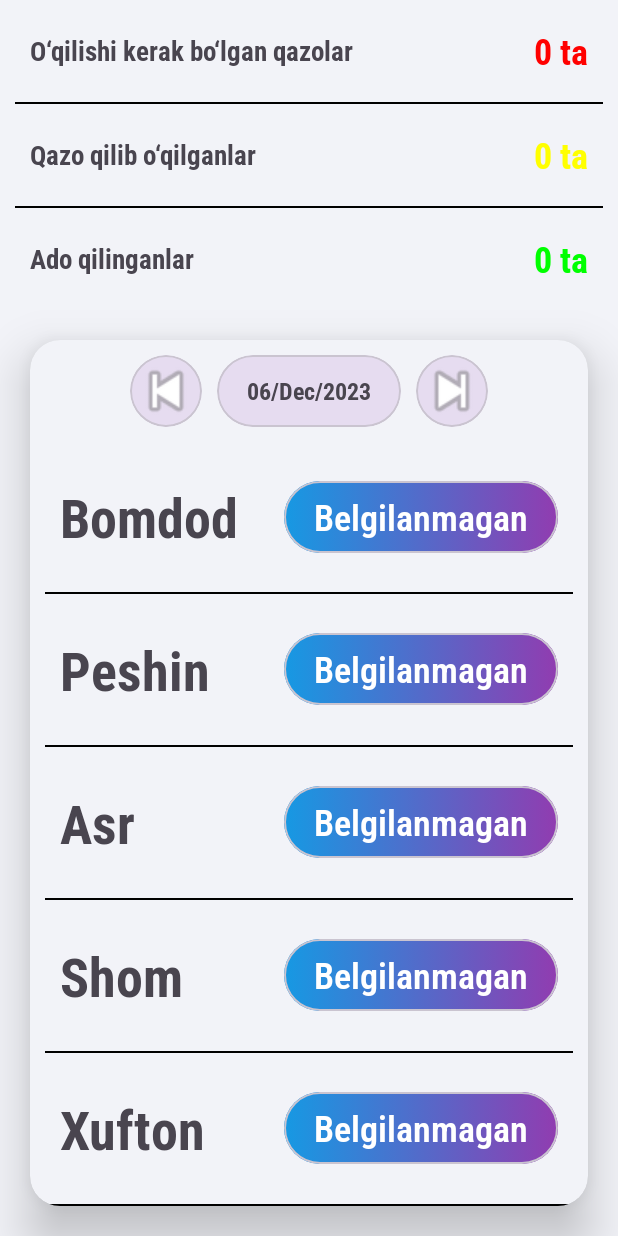
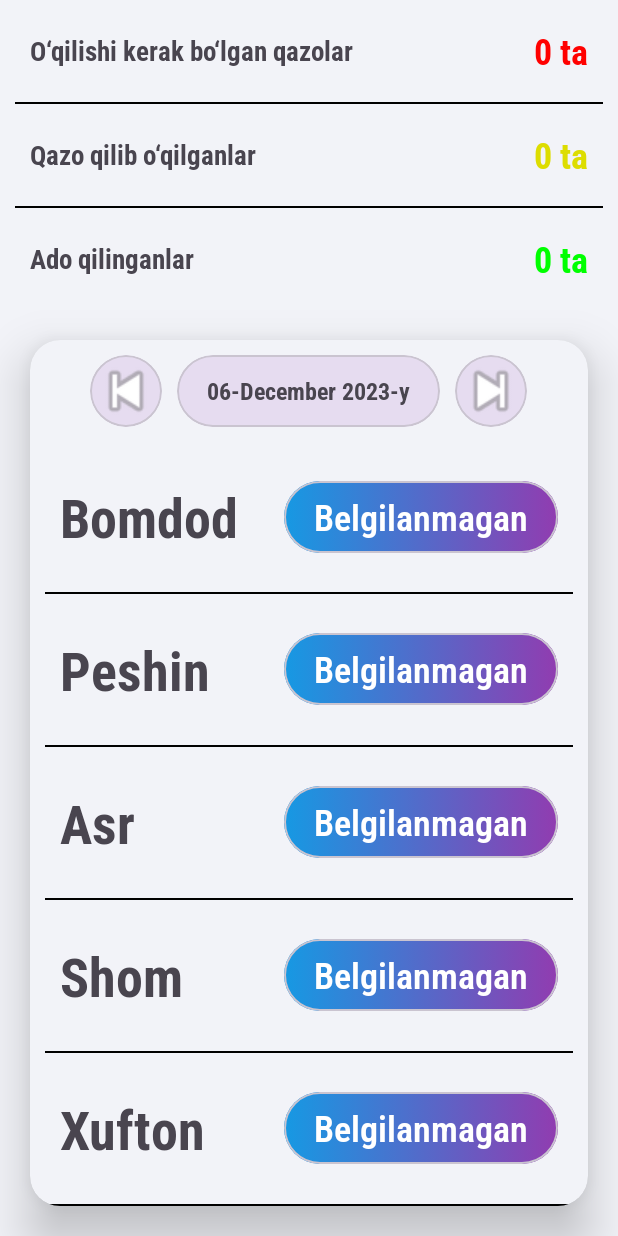
Before and after one commit to ShahzodAbdinazarov/QazoCounter, an Android app: the screen it shows after launch (MainActivity), on a phone screen of 412 x 824 dp. Run offline under Robolectric (Android 15) with nearby library versions, the phone set to English and light mode, and no system bars; our stand-ins replace paging.

Commit message:
Added app icon Changed day time

```diff
--- a/app/src/main/AndroidManifest.xml
+++ b/app/src/main/AndroidManifest.xml
@@ -6,7 +6,7 @@
         android:allowBackup="true"
         android:dataExtractionRules="@xml/data_extraction_rules"
         android:fullBackupContent="@xml/backup_rules"
-        android:icon="@mipmap/ic_launcher"
+        android:icon="@drawable/logo"
         android:label="@string/app_name"
         android:roundIcon="@mipmap/ic_launcher_round"
         android:supportsRtl="true"
--- a/app/src/main/java/org/hamroh/qazo/infra/utils/Extensions.kt
+++ b/app/src/main/java/org/hamroh/qazo/infra/utils/Extensions.kt
@@ -1,20 +1,25 @@
 package org.hamroh.qazo.infra.utils
 
 import android.annotation.SuppressLint
-import android.util.Log
 import java.text.SimpleDateFormat
 import java.util.Calendar
 
 
 fun getList(page: Int): ArrayList<String> {
-    val now = System.currentTimeMillis()
-    val today = now - (now % 86400000L)
+    val today = getToday()
     val list = arrayListOf<String>()
     repeat(10) {
         list.add("${today - ((it + ((page - 1) * 10)) * 86400000L)}")
-        Log.e("TAG", "INDEX: $it - ${today - ((it + ((page - 1) * 10)) * 86400000L)}")
     }
     return list
+}
+
+fun getToday(): Long {
+    val now = System.currentTimeMillis()
+    return now - ((now.getDate("HH")?.toLong() ?: 0L) * 3600000) -
+            ((now.getDate("mm")?.toLong() ?: 0L) * 60000) -
+            ((now.getDate("ss")?.toLong() ?: 0L) * 1000) -
+            ((now.getDate("SSS")?.toLong() ?: 0L))
 }
 
 @SuppressLint("SimpleDateFormat")
--- a/app/src/main/java/org/hamroh/qazo/ui/main/DayPagingAdapter.kt
+++ b/app/src/main/java/org/hamroh/qazo/ui/main/DayPagingAdapter.kt
@@ -47,7 +47,7 @@ class DayPagingAdapter(private val activity: Activity) : PagingDataAdapter<Strin
         fun bind(data: String, activity: Activity) {
 
             prayTime = data
-            binding.tvDate.text = prayTime.toLong().getDate("dd/MMM/yyyy")
+            binding.tvDate.text = prayTime.toLong().getDate("dd-MMMM yyyy") + "-y"
             setUp(prayTime, activity)
 
         }
--- a/app/src/main/java/org/hamroh/qazo/ui/main/MainFragment.kt
+++ b/app/src/main/java/org/hamroh/qazo/ui/main/MainFragment.kt
@@ -64,6 +64,7 @@ class MainFragment : Fragment() {
             layoutManager = StaggeredGridLayoutManager(1, StaggeredGridLayoutManager.HORIZONTAL).apply { reverseLayout = true }
             adapter = dayAdapter
         }
+
         val snapHelper: SnapHelper = LinearSnapHelper()
         snapHelper.attachToRecyclerView(binding.rvDay)
 
--- a/app/src/main/res/values-night/colors.xml
+++ b/app/src/main/res/values-night/colors.xml
@@ -5,9 +5,9 @@
     <color name="middle">#FF888888</color>
     <color name="ado">#00FF00</color>
     <color name="qazo">#FF0000</color>
-    <color name="pray">#FFFF00</color>
     <color name="yet">#0000FF</color>
 
+    <color name="pray">#FFFF00</color>
     <color name="max">#FF000000</color>
     <color name="reverse">#FFFFFFFF</color>
     <color name="bg">#0E1621</color>
--- a/app/src/main/res/values/colors.xml
+++ b/app/src/main/res/values/colors.xml
@@ -5,9 +5,9 @@
     <color name="middle">#FF888888</color>
     <color name="ado">#00FF00</color>
     <color name="qazo">#FF0000</color>
-    <color name="pray">#FFFF00</color>
     <color name="yet">#0000FF</color>
 
+    <color name="pray">#DDDD00</color>
     <color name="max">#FFFFFFFF</color>
     <color name="reverse">#FF000000</color>
     <color name="bg">#F2F3F8</color>
```
Also changed, not shown: app/build.gradle.kts (+5 -2 lines), app/src/main/res/drawable/logo.png (added), 2 other files.
